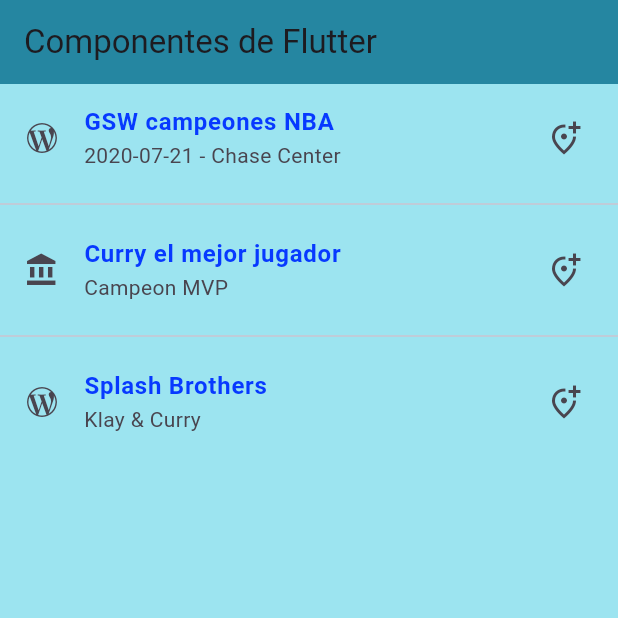
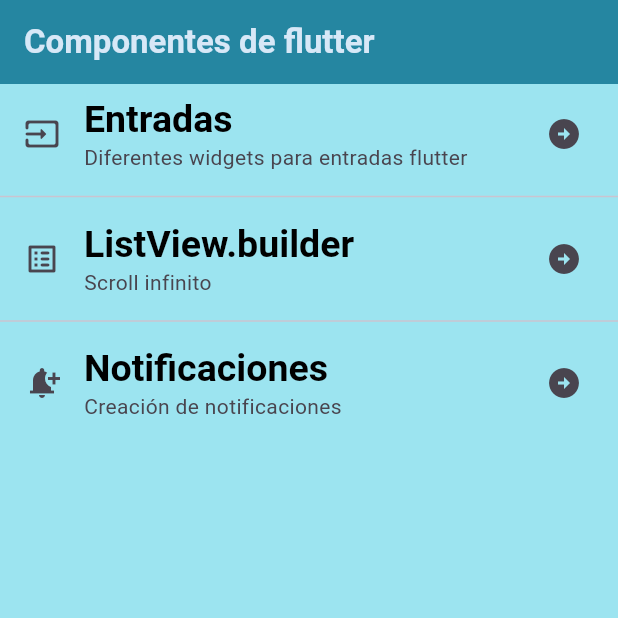
Before and after one commit to Lawitadelimon/componentes_flutter, a Flutter app: the screen it shows after launch, on a phone screen of 412 x 824 dp, the top half of it. Run offline on Flutter 3.47's test engine with Material 3 defaults, Android fonts, the phone set to English and light mode, and no system bars.

Commit message:
Changes part2

```diff
--- a/lib/home_screen.dart
+++ b/lib/home_screen.dart
@@ -7,37 +7,39 @@ class HomeScreen extends StatelessWidget {
   Widget build(BuildContext context) {
     return Scaffold(
         appBar: AppBar(
-          title: const Text('Componentes de Flutter'),
+          title: const Text('Componentes de flutter',
+          style: TextStyle(color: Color.fromARGB(255, 215, 232, 247),
+            fontWeight: FontWeight.bold),),
         ),
         body: ListView(
-          children:  [
+          children: [
             ListTile(
-              leading: Icon(Icons.wordpress_outlined),
-              title: Text('GSW campeones NBA',
-              style: TextStyle(color: Color.fromARGB(255, 7, 57, 255), fontWeight: FontWeight.bold),
+              leading: const Icon(Icons.input_rounded),
+            title: Text('Entradas',
+            style: Theme.of(context).textTheme.headlineLarge,
             ),
-              subtitle: Text('2020-07-21 - Chase Center'),
-              trailing: Icon(Icons.add_location_alt_outlined),
+            subtitle: const Text('Diferentes widgets para entradas flutter'),
+            trailing: const Icon(Icons.arrow_circle_right),
             ),
-            Divider(),
+            const Divider(),
             ListTile(
-              leading: Icon(Icons.account_balance_sharp),
-              title: Text('Curry el mejor jugador',
-              style: TextStyle(color: Color.fromARGB(255, 7, 57, 255), fontWeight: FontWeight.bold),
+              leading: const Icon(Icons.list_alt_rounded),
+            title: Text('ListView.builder',
+            style: Theme.of(context).textTheme.headlineLarge,
             ),
-              subtitle: Text('Campeon MVP'),
-              trailing: Icon(Icons.add_location_alt_outlined),
+            subtitle: const Text('Scroll infinito'),
+            trailing: const Icon(Icons.arrow_circle_right),
             ),
-            Divider(),
+            const Divider(),
             ListTile(
-              leading: Icon(Icons.wordpress_outlined),
-              title: Text('Splash Brothers',
-              style: TextStyle(color: Color.fromARGB(255, 7, 57, 255), fontWeight: FontWeight.bold),
+              leading: const Icon(Icons.notification_add),
+            title: Text('Notificaciones',
+            style: Theme.of(context).textTheme.headlineLarge,
             ),
-              subtitle: Text('Klay & Curry'),
-              trailing: Icon(Icons.add_location_alt_outlined),
+            subtitle: const Text('Creación de notificaciones'),
+            trailing: const Icon(Icons.arrow_circle_right),
           ),
-          ]
+        ],
       ),
     );
   }
```
Lines whose indentation alone changed are shown as unchanged.
